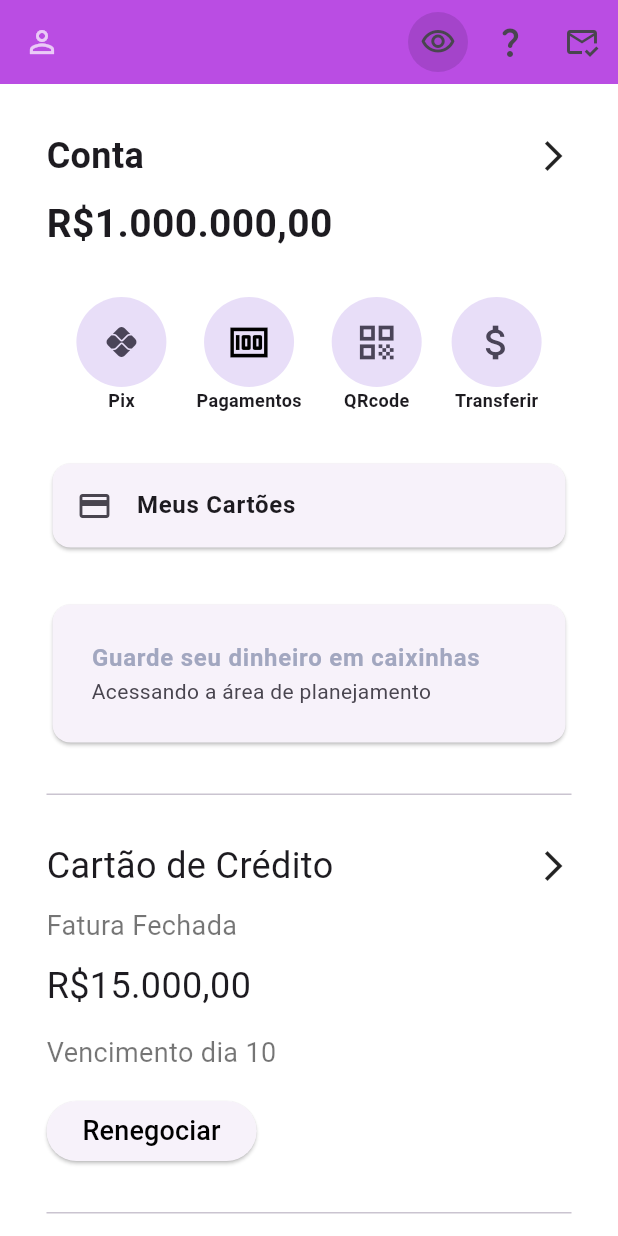
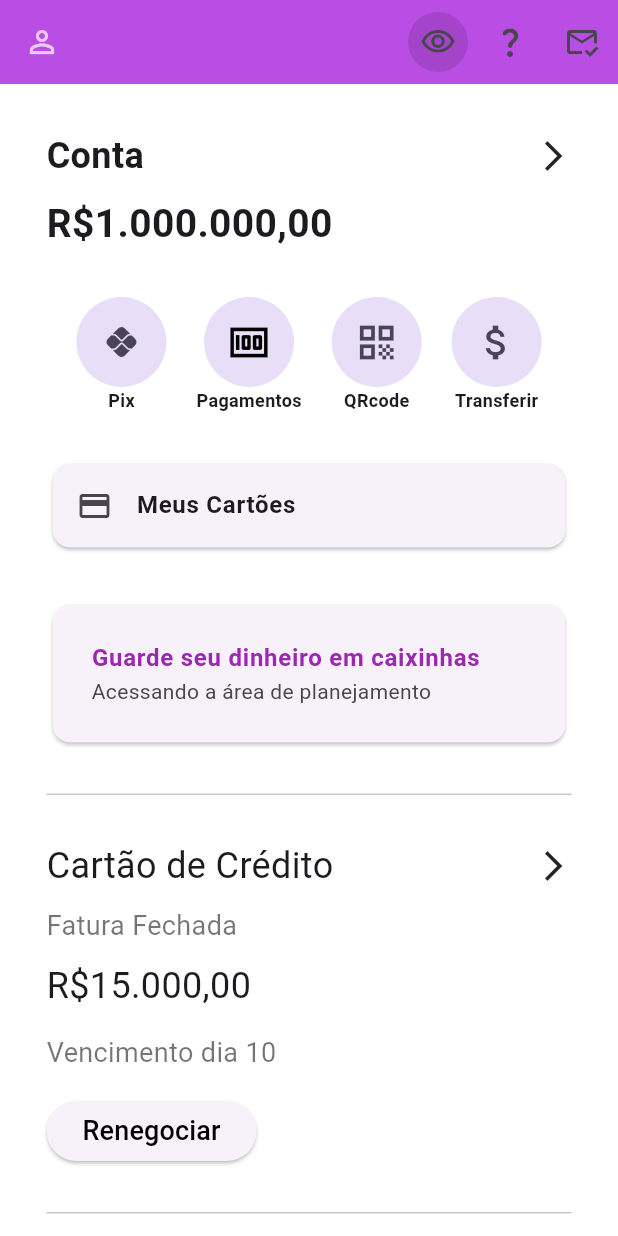
Before and after one commit to yuuricathugaa/TelasNubank, a Flutter app: the screen it shows after launch, on a phone screen of 412 x 824 dp. Run offline on Flutter 3.47's test engine with Material 3 defaults, Android fonts, the phone set to English and light mode, and no system bars.

Commit message:
Atualizando a tela de conta

```diff
--- a/TelasDoNubank/lib/conta.dart
+++ b/TelasDoNubank/lib/conta.dart
@@ -130,7 +130,7 @@ class Conta extends StatelessWidget {
                     "Guarde seu dinheiro em caixinhas", // Título do card
                     style: TextStyle(
                         fontWeight: FontWeight.bold,
-                        color: Color(0xFF8A0A5BE))), // Estilização do título
+                        color: Colors.purple)), // Estilização do título
                 subtitle: Text(
                     "Acessando a área de planejamento"), // Texto abaixo do título explicando a função
               )),
```
